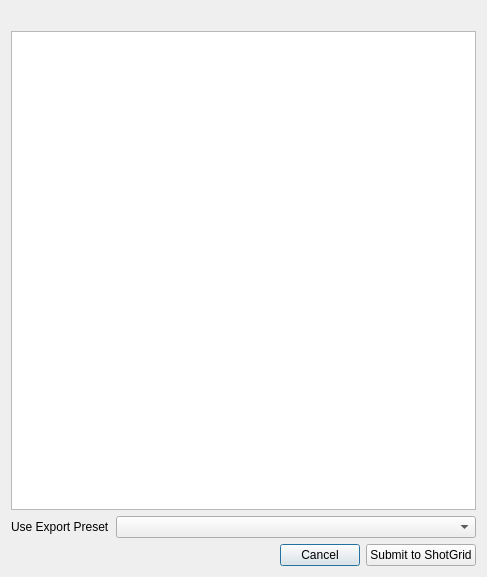
This is resources/submit_dialog.ui in CBSDigital/tk-flame-export as Qt 5 draws it before an edit. The edited form follows.
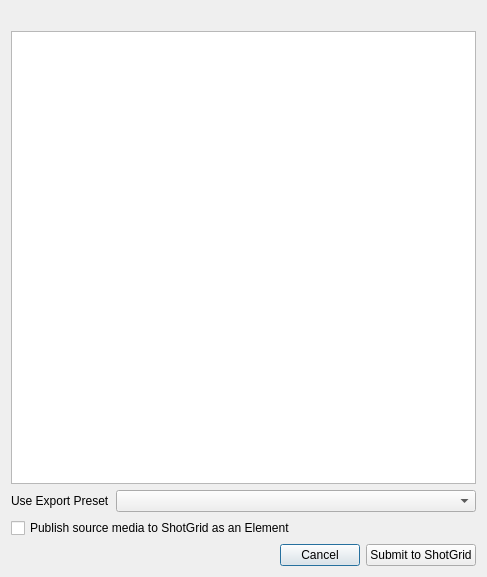
This is the edited form. Icons and pictures are not drawn.

Commit message: added Element publish for stage media project

```diff
--- a/resources/submit_dialog.ui
+++ b/resources/submit_dialog.ui
@@ -55,6 +55,13 @@
      </item>
     </layout>
    </item>
+   <item>
+    <widget class="QCheckBox" name="publish_source_element">
+     <property name="text">
+      <string>Publish source media to ShotGrid as an Element</string>
+     </property>
+    </widget>
+   </item>
    <item>
     <layout class="QHBoxLayout" name="horizontalLayout">
      <item>
```
The commit also changes 7 other files.
